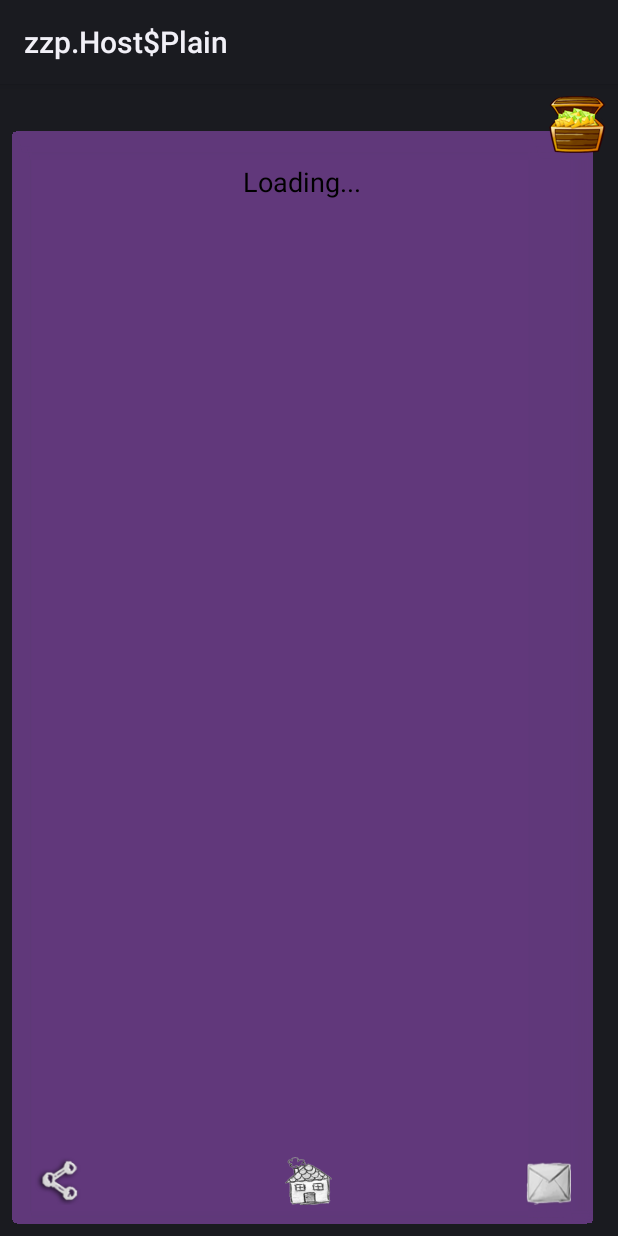
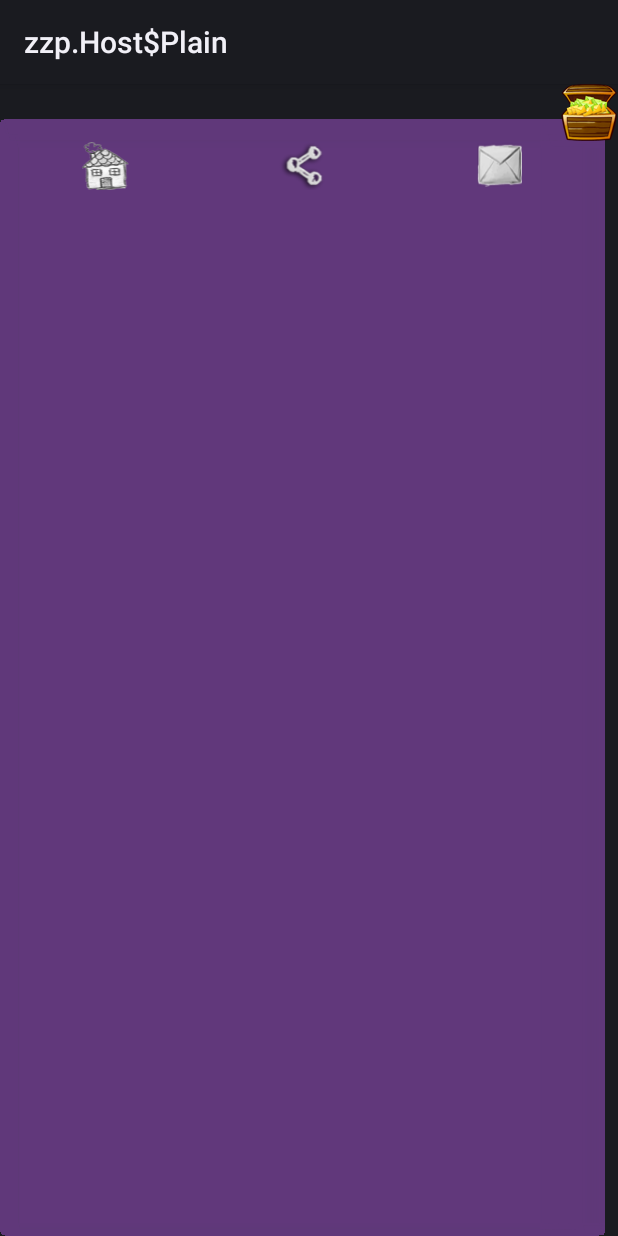
Before and after one commit to mrhsce/soundMgrWidget, an Android app: the layout widget_layout.xml on its own in the app's theme, with its tools: preview values and no code run, on a phone screen of 412 x 824 dp. Run offline under Robolectric (Android 15) with nearby library versions, the phone set to English and light mode, and no system bars.

Commit message:
widget works
okkkkk

```diff
--- a/app/src/main/java/com/androtec/mrhs/frontspeakertest/Utilities.java
+++ b/app/src/main/java/com/androtec/mrhs/frontspeakertest/Utilities.java
@@ -36,14 +36,12 @@ public class Utilities {
             field = PowerManager.class.getClass().getField("PROXIMITY_SCREEN_OFF_WAKE_LOCK").getInt(null);
         } catch (Throwable ignored) {
         }
-
         wakeLock = powerManager.newWakeLock(field, "bagi");
 
         if(!wakeLock.isHeld()) {
             wakeLock.acquire();
         }
     }
-
 
     public static void setEarpieceMode(Context ctx , Boolean flag)
     {
@@ -69,7 +67,6 @@ public class Utilities {
         {
             audioManager.setMode(0);
             audioManager.setRouting(AudioManager.MODE_NORMAL, 2, -1);
-
         }
     }
 
--- a/app/src/main/res/layout/widget_layout.xml
+++ b/app/src/main/res/layout/widget_layout.xml
@@ -1,52 +1,29 @@
-
-<RelativeLayout xmlns:android="http://schemas.android.com/apk/res/android"
+<LinearLayout
+    xmlns:android="http://schemas.android.com/apk/res/android"
+    android:layout_height="match_parent"
     android:layout_width="match_parent"
-    android:layout_margin="8dip"
-    android:id="@+id/layout"
     android:background="@drawable/bgww"
-    android:layout_height="match_parent" >
-
-        <TextView
-            android:id="@+id/update"
-            style="@android:style/TextAppearance.Medium"
-            android:layout_width="match_parent"
-            android:layout_height="wrap_content"
-            android:layout_above="@+id/imageView1"
-            android:textColor="@android:color/background_dark"
-            android:layout_alignParentTop="true"
-            android:layout_gravity="center"
-            android:layout_margin="0dip"
-            android:gravity="center_horizontal|top"
-            android:paddingTop="6dp"
-            android:text="Loading..." >
-
-    </TextView>
+    android:orientation="horizontal">
 
     <ImageView
-            android:id="@+id/imageView1"
-            android:layout_width="wrap_content"
+        android:id="@+id/active"
+        android:layout_width="0dp"
+        android:layout_weight="1"
         android:layout_height="wrap_content"
-            android:padding="10dp"
-            android:layout_alignParentBottom="true"
-            android:layout_alignParentRight="true"
-            android:src="@drawable/sms" />
+        android:src="@drawable/active_off"/>
 
     <ImageView
-            android:id="@+id/imageView2"
-            android:layout_width="wrap_content"
+        android:id="@+id/notActive"
+        android:layout_width="0dp"
+        android:layout_weight="1"
         android:layout_height="wrap_content"
-            android:layout_alignParentBottom="true"
-            android:padding="10dp"
-            android:layout_alignParentLeft="true"
-            android:src="@drawable/share" />
+        android:src="@drawable/not_active_off"/>
 
     <ImageView
-            android:id="@+id/imageView3"
-            android:layout_width="wrap_content"
+        android:id="@+id/semiState"
+        android:layout_width="0dp"
+        android:layout_weight="1"
         android:layout_height="wrap_content"
-            android:padding="10dp"
-            android:layout_alignParentBottom="true"
-            android:layout_centerHorizontal="true"
-            android:src="@drawable/ic_home" />
+        android:src="@drawable/semi_off"/>
 
-</RelativeLayout>
+</LinearLayout>
```
Also changed, not shown: app/src/main/java/com/androtec/mrhs/frontspeakertest/BootUpReceiver.java (+16 -2 lines), app/src/main/java/com/androtec/mrhs/frontspeakertest/MainActivity.java (+11 -30 lines), app/src/main/java/com/androtec/mrhs/frontspeakertest/MyService.java (+0 -23 lines), app/src/main/java/com/androtec/mrhs/frontspeakertest/MyWidgetProvider.java (+72 -45 lines), app/src/main/res/layout/activity_main.xml (+0 -9 lines), app/src/main/res/drawable-hdpi/active_off.png (renamed from app/src/main/res/drawable-hdpi/ic_home.png), app/src/main/res/drawable-hdpi/active_on.png (added), app/src/main/res/drawable-hdpi/not_active_off.png (renamed from app/src/main/res/drawable-hdpi/share.png), app/src/main/res/drawable-hdpi/not_active_on.png (added), app/src/main/res/drawable-hdpi/semi_off.png (renamed from app/src/main/res/drawable-hdpi/sms.png), app/src/main/res/drawable-hdpi/semi_on.png (added). Lines whose indentation alone changed are shown as unchanged.
